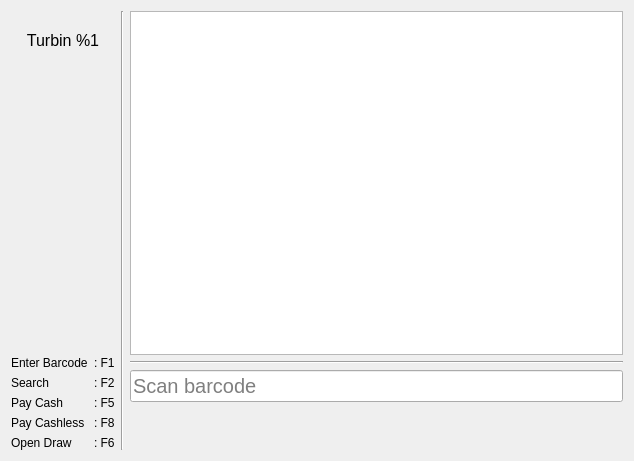
apinprastya/sultan, file libgui/cashier/cashierwidget.ui: the form before one commit.
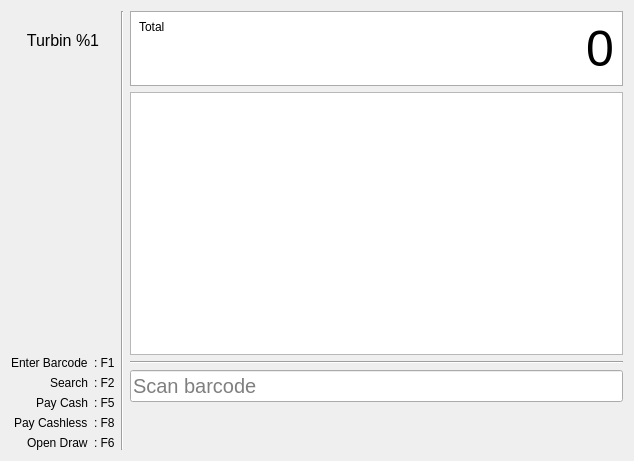
The form after the commit. Icons and pictures are not drawn.

What changed in the file:
```diff
--- a/libgui/cashier/cashierwidget.ui
+++ b/libgui/cashier/cashierwidget.ui
@@ -57,6 +57,9 @@
      </item>
      <item>
       <layout class="QFormLayout" name="formLayout">
+       <property name="labelAlignment">
+        <set>Qt::AlignRight|Qt::AlignTrailing|Qt::AlignVCenter</set>
+       </property>
        <item row="0" column="0">
         <widget class="QLabel" name="label_3">
          <property name="text">
@@ -140,9 +143,54 @@
    </item>
    <item>
     <layout class="QVBoxLayout" name="verticalLayout_2">
+     <property name="topMargin">
+      <number>0</number>
+     </property>
      <property name="bottomMargin">
       <number>0</number>
      </property>
+     <item>
+      <widget class="QWidget" name="widget" native="true">
+       <property name="styleSheet">
+        <string notr="true">background-color: white;
+border: 1px solid #ababab;</string>
+       </property>
+       <layout class="QHBoxLayout" name="horizontalLayout_2">
+        <item>
+         <widget class="QLabel" name="label_12">
+          <property name="styleSheet">
+           <string notr="true">border: none;</string>
+          </property>
+          <property name="text">
+           <string>Total</string>
+          </property>
+          <property name="alignment">
+           <set>Qt::AlignLeading|Qt::AlignLeft|Qt::AlignTop</set>
+          </property>
+         </widget>
+        </item>
+        <item>
+         <widget class="QLabel" name="labelTotal">
+          <property name="sizePolicy">
+           <sizepolicy hsizetype="Expanding" vsizetype="Preferred">
+            <horstretch>0</horstretch>
+            <verstretch>0</verstretch>
+           </sizepolicy>
+          </property>
+          <property name="styleSheet">
+           <string notr="true">font-size: 50px; border: none;</string>
+          </property>
+          <property name="text">
+           <string>0</string>
+          </property>
+          <property name="alignment">
+           <set>Qt::AlignRight|Qt::AlignTrailing|Qt::AlignVCenter</set>
+          </property>
+         </widget>
+        </item>
+       </layout>
+      </widget>
+     </item>
      <item>
       <widget class="QTableView" name="tableView"/>
      </item>
```
